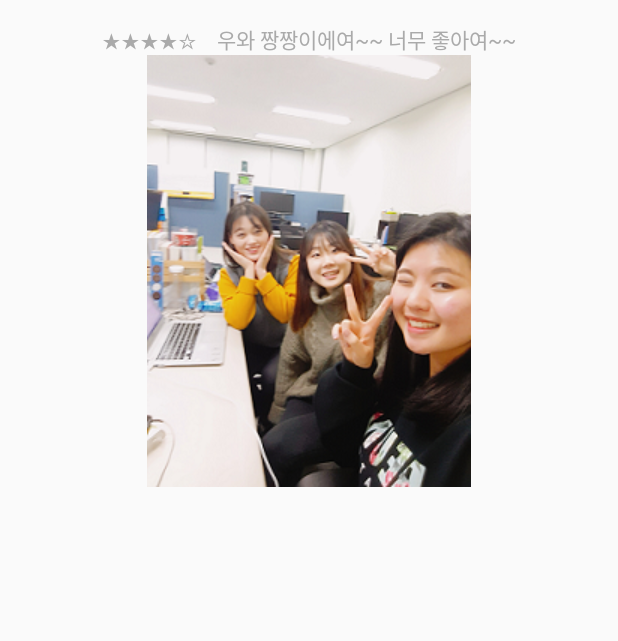
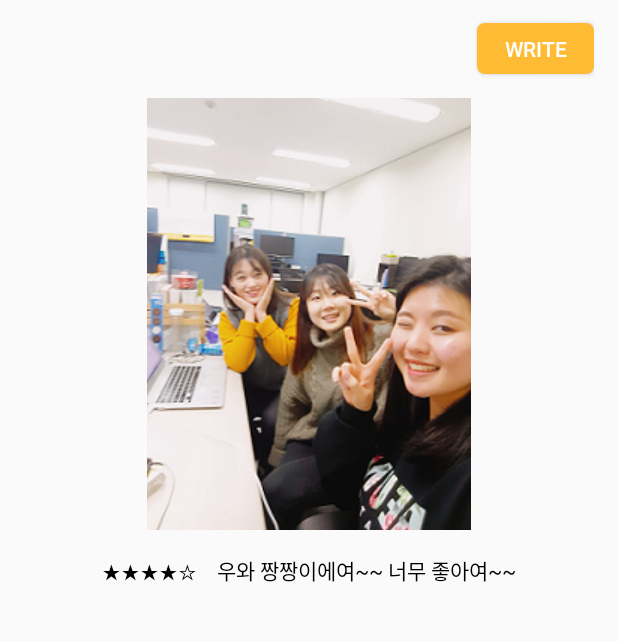
Before and after one commit to Cha-Dahee/Wheelchair, an Android app: the fragment ReviewFragment placed in its activity, on a phone screen of 412 x 824 dp, the part 53-694 px from its top. Run offline under Robolectric (Android 15) with nearby library versions, the light colour scheme and no system bars; 5 statements that could not run were skipped.

Commit message:
Merge branch 'master' of https://github.com/Cha-Dahee/Wheelchair
# Conflicts:
#	Wheeliric/app/src/main/java/org/milal/wheeliric/NewActivity.java
#	Wheeliric/app/src/main/java/org/milal/wheeliric/ReviewFragment.java
#	Wheeliric/app/src/main/res/layout/fragment_review.xml

```diff
--- a/Wheeliric/app/src/main/java/org/milal/wheeliric/ReviewFragment.java
+++ b/Wheeliric/app/src/main/java/org/milal/wheeliric/ReviewFragment.java
@@ -8,8 +8,10 @@ import android.support.v4.app.Fragment;
 import android.view.LayoutInflater;
 import android.view.View;
 import android.view.ViewGroup;
+import android.widget.Button;
 import android.widget.ImageView;
 import android.widget.TextView;
+import android.widget.Toast;
 
 import com.google.android.gms.maps.model.LatLng;
 
@@ -25,12 +27,14 @@ public class ReviewFragment extends Fragment {
     public View onCreateView(LayoutInflater inflater, ViewGroup container,
                              Bundle savedInstanceState) {
 
-        View view = inflater.inflate(R.layout.fragment_info, container, false);
+        View view = inflater.inflate(R.layout.fragment_review, container, false);
 
         TextView textView1 = (TextView) view.findViewById(R.id.textView1);
         TextView textView2 = (TextView) view.findViewById(R.id.textView2);
 
         ImageView image1 = (ImageView) view.findViewById(R.id.image1);
+
+        Button button = (Button) view.findViewById(R.id.write);
 
         facility = new Facility();
         facility.setName(getArguments().getString("name"));
@@ -42,6 +46,13 @@ public class ReviewFragment extends Fragment {
         facility.setImage(bitmap);
 
         textView1.setText(facility.getName());
+
+        button.setOnClickListener(new View.OnClickListener() {
+            @Override
+            public void onClick(View v) {
+                Toast.makeText(getContext(), "리뷰를 쓸거얌", Toast.LENGTH_SHORT).show();
+            }
+        });
         image1.setImageBitmap(facility.getImage().get(0));
         textView2.setText("★★★★☆    우와 짱짱이에여~~ 너무 좋아여~~");
 
--- /dev/null
+++ b/Wheeliric/app/src/main/res/drawable/shape.xml
@@ -0,0 +1,5 @@
+<?xml version="1.0" encoding="utf-8"?>
+<shape xmlns:android="http://schemas.android.com/apk/res/android">
+    <corners android:radius="5dp"/>
+    <solid android:color="@android:color/holo_orange_light"/>
+</shape>
--- a/Wheeliric/app/src/main/res/layout/fragment_review.xml
+++ b/Wheeliric/app/src/main/res/layout/fragment_review.xml
@@ -28,6 +28,14 @@
                 android:textSize="25sp"
                 android:textColor="@android:color/black"/>
 
+            <Button
+                android:layout_width="78dp"
+                android:layout_height="34dp"
+                android:layout_gravity="right"
+                android:textColor="@android:color/white"
+                android:id="@+id/write"
+                android:text="WRITE"
+                android:background="@drawable/shape"/>
             <ImageView
                 android:layout_width="wrap_content"
                 android:layout_height="wrap_content"
@@ -40,7 +48,7 @@
                 android:layout_height="wrap_content"
                 android:layout_gravity="center"
                 android:id="@+id/textView2"
-                android:layout_margin="@dimen/activity_vertical_margin" />
+                android:textColor="@android:color/black"/>
 
         </LinearLayout>
     </ScrollView>
```
Also changed, not shown: Wheeliric/app/src/main/java/org/milal/wheeliric/NewActivity.java (+47 -0 lines), Wheeliric/app/src/main/java/org/milal/wheeliric/PagerAdapter.java (deleted, +0 -55 lines).
